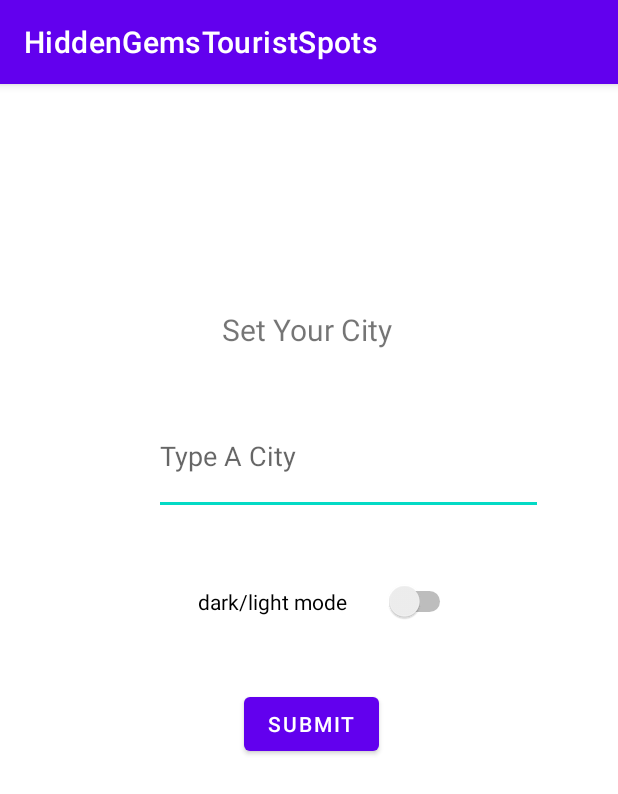
After one commit to aichuley/HiddenGemsTouristSpots, an Android app: the SettingsActivity screen opened directly, with no data from a screen before it, on a phone screen of 412 x 824 dp. The commit adds this screen. Shown: the top 794 px of the screen. Run offline under Robolectric (Android 15) with nearby library versions, the phone set to English and light mode, and no system bars.

Commit message:
Added background and created settings page and linked it as well as added animations to buttons and created new user data structure and added more functions to pass data around - Ashley

```diff
--- /dev/null
+++ b/app/src/main/java/com/example/hiddengemstouristspots/SettingsActivity.kt
@@ -0,0 +1,58 @@
+package com.example.hiddengemstouristspots
+
+import android.animation.Animator
+import android.animation.AnimatorListenerAdapter
+import android.animation.ObjectAnimator
+import android.animation.PropertyValuesHolder
+import android.os.Bundle
+import android.view.View
+import android.widget.Button
+import androidx.appcompat.app.AppCompatActivity
+import com.example.hiddengemstouristspots.data.set_City
+import com.google.android.material.textfield.TextInputEditText
+
+
+class SettingsActivity: AppCompatActivity() {
+
+    override fun onCreate(savedInstanceState: Bundle?) {
+        super.onCreate(savedInstanceState)
+        setContentView(R.layout.activity_settings)
+
+        var submit = findViewById<Button>(R.id.submitNewCity)
+        fun ObjectAnimator.disableViewDuringAnimation(view: View) {
+
+            addListener(object: AnimatorListenerAdapter(){
+                override fun onAnimationStart(animation: Animator?) {
+                    view.isEnabled = false
+                }
+
+                override fun onAnimationEnd(animation: Animator?) {
+                    view.isEnabled = true
+                }
+            })
+        }
+         fun scaler() {
+            val scalex = PropertyValuesHolder.ofFloat(View.SCALE_X, 2f)
+            val scaley = PropertyValuesHolder.ofFloat(View.SCALE_Y, 2f)
+            val animator = ObjectAnimator.ofPropertyValuesHolder(submit, scalex, scaley)
+            animator.repeatCount = 1
+            animator.repeatMode = ObjectAnimator.REVERSE
+            animator.disableViewDuringAnimation(submit)
+            animator.start()
+        }
+
+        //on submit do animation and set the new city value
+        submit.setOnClickListener {
+            scaler()
+            var newCity = get_city()
+            set_City(newCity)
+        }
+    }
+
+    fun get_city(): String{
+        val city = findViewById<TextInputEditText>(R.id.settingsCity)
+        return city.toString()
+    }
+
+
+}
--- /dev/null
+++ b/app/src/main/java/com/example/hiddengemstouristspots/model/User.kt
@@ -0,0 +1,5 @@
+package com.example.hiddengemstouristspots.model
+
+data class User(
+    var userCity: String,
+)
--- /dev/null
+++ b/app/src/main/res/layout/activity_settings.xml
@@ -0,0 +1,65 @@
+<?xml version="1.0" encoding="utf-8"?>
+<androidx.constraintlayout.widget.ConstraintLayout xmlns:android="http://schemas.android.com/apk/res/android"
+    xmlns:app="http://schemas.android.com/apk/res-auto"
+    xmlns:tools="http://schemas.android.com/tools"
+    android:layout_width="match_parent"
+    android:layout_height="match_parent"
+    >
+
+    <TextView
+        android:id="@+id/setCity"
+        android:layout_width="wrap_content"
+        android:layout_height="wrap_content"
+        android:layout_marginStart="148dp"
+        android:layout_marginTop="150dp"
+        android:layout_marginEnd="149dp"
+        android:layout_marginBottom="44dp"
+        android:text="Set Your City"
+        android:textSize="20sp"
+        app:layout_constraintBottom_toTopOf="@+id/settingsCity"
+        app:layout_constraintEnd_toEndOf="parent"
+        app:layout_constraintHorizontal_bias="0.0"
+        app:layout_constraintStart_toStartOf="parent"
+        app:layout_constraintTop_toTopOf="parent" />
+
+    <com.google.android.material.textfield.TextInputEditText
+        android:id="@+id/settingsCity"
+        android:layout_width="259dp"
+        android:layout_height="78dp"
+        android:layout_marginTop="32dp"
+        android:hint="Type A City"
+        app:layout_constraintEnd_toEndOf="parent"
+        app:layout_constraintHorizontal_bias="0.671"
+        app:layout_constraintStart_toStartOf="parent"
+        app:layout_constraintTop_toBottomOf="@+id/setCity"
+        tools:ignore="MissingConstraints" />
+
+    <Switch
+        android:id="@+id/darkModeSwitch"
+        android:layout_width="172dp"
+        android:layout_height="51dp"
+        android:layout_marginStart="132dp"
+        android:layout_marginTop="32dp"
+        android:layout_marginEnd="133dp"
+        android:layout_marginBottom="32dp"
+        android:text="dark/light mode"
+        app:layout_constraintBottom_toTopOf="@+id/submitNewCity"
+        app:layout_constraintEnd_toEndOf="parent"
+        app:layout_constraintHorizontal_bias="0.0"
+        app:layout_constraintStart_toStartOf="parent"
+        app:layout_constraintTop_toBottomOf="@+id/settingsCity" />
+
+    <Button
+        android:id="@+id/submitNewCity"
+        android:layout_width="wrap_content"
+        android:layout_height="wrap_content"
+        android:layout_marginStart="158dp"
+        android:layout_marginTop="32dp"
+        android:layout_marginEnd="159dp"
+        android:text="Submit"
+        app:layout_constraintEnd_toEndOf="parent"
+        app:layout_constraintHorizontal_bias="1.0"
+        app:layout_constraintStart_toStartOf="parent"
+        app:layout_constraintTop_toBottomOf="@+id/darkModeSwitch" />
+
+</androidx.constraintlayout.widget.ConstraintLayout>
```
Also changed, not shown: app/src/main/AndroidManifest.xml (+7 -0 lines), app/src/main/java/com/example/hiddengemstouristspots/AddRatingActivity.kt (+26 -21 lines), app/src/main/java/com/example/hiddengemstouristspots/MainActivity.kt (+8 -0 lines), app/src/main/java/com/example/hiddengemstouristspots/data/DataSource.kt (+32 -8 lines), app/src/main/res/layout/activity_main.xml (+26 -12 lines), app/src/main/res/drawable/background.jpg (added), app/src/main/res/drawable/crystals.png (added), app/src/main/res/drawable/world.jpg (added).
